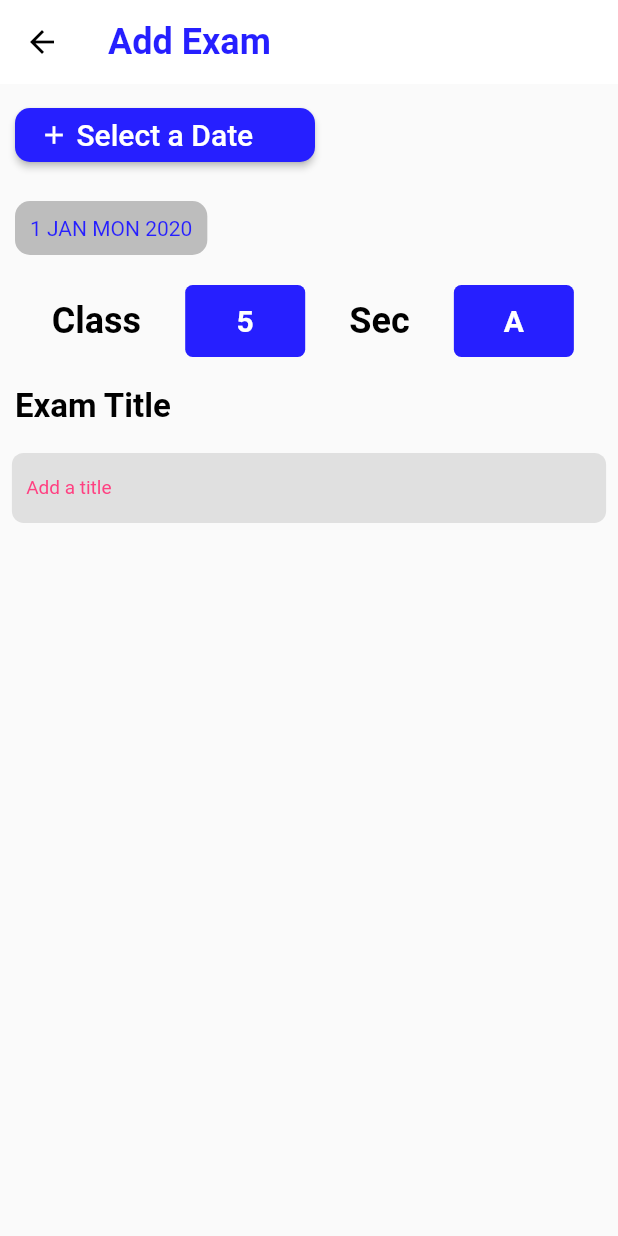
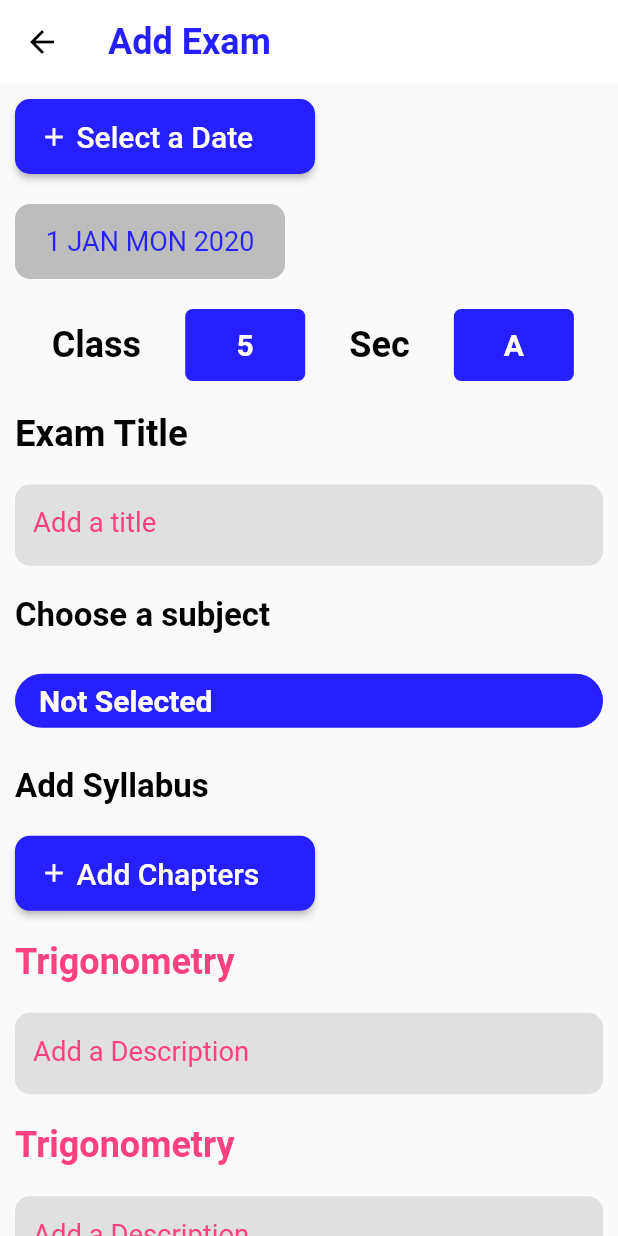
Before and after one commit to joardar-aditya/Home-Classroom, a Flutter app: the add_exam screen opened directly, on a phone screen of 412 x 824 dp. Run offline on Flutter 3.47's test engine with Material 2 defaults, Android fonts, the phone set to English and light mode, and no system bars; our stand-ins replace flutter_screenutil, shared_preferences; missing offline and left inert: calendarro; accounts and stored records are empty.

Commit message:
upto exams done...first commit done

```diff
--- a/studieteacher/lib/exams/add_exam.dart
+++ b/studieteacher/lib/exams/add_exam.dart
@@ -45,16 +45,10 @@ class _state_add_exam extends State<add_exam>{
         title: Text("Add Exam", style: TextStyle(color: Color(0xff261FFF), fontSize: 24, fontWeight: FontWeight.bold),),
         elevation: 0.0,
       ),
-      body: Column(
-        mainAxisSize: MainAxisSize.max,
-        mainAxisAlignment: MainAxisAlignment.start,
-        crossAxisAlignment: CrossAxisAlignment.start,
+      body: ListView(
         children: <Widget>[
-          FittedBox(fit:BoxFit.contain,child:
-          Container(
-            width: 200,
-            margin: EdgeInsets.symmetric(horizontal:10,vertical: 10),
-            child: RaisedButton(
+          Column(crossAxisAlignment:CrossAxisAlignment.start,children:[
+          Container(margin:EdgeInsets.all(10),child:SizedBox(width: 200, height:50, child:RaisedButton(
               onPressed: () {Navigator.push(context, MaterialPageRoute(builder: (context) => add_exam()));},
               shape: RoundedRectangleBorder(borderRadius: BorderRadius.circular(10)),
               color:Colors_pack.color,
@@ -65,8 +59,9 @@ class _state_add_exam extends State<add_exam>{
                   Text('Select a Date', style: TextStyle(color: Colors.white, fontSize: 20),),)],
               ),
             ),
-          )),
-          FittedBox(fit:BoxFit.contain, child:
+          ))]),
+            Column(crossAxisAlignment:CrossAxisAlignment.start,children:[
+            SizedBox(width:200,height:70,child:
             Container(
               decoration: BoxDecoration(
                 color: Colors.grey[400],
@@ -75,12 +70,9 @@ class _state_add_exam extends State<add_exam>{
               margin: EdgeInsets.all(10),
               padding: EdgeInsets.all(10),
               child: Center(
-                child: Text('1 JAN MON 2020', style: TextStyle(color: Colors_pack.color),),
+                child: Text('1 JAN MON 2020', style: TextStyle(color: Colors_pack.color, fontSize: 18),),
               ),
-            ),
-
-          ),
-          Flexible(flex:2,child:
+            ))]),
           Container(
               margin: EdgeInsets.all(10),
               child:
@@ -150,27 +142,84 @@ class _state_add_exam extends State<add_exam>{
 
 
             ],
-          ))
-          ),
-          Flexible(flex:1,child:
+          )),
           Container(
             margin: EdgeInsets.all(10),
-            child: Text('Exam Title', style: TextStyle(color: Colors.black, fontSize: 22, fontWeight: FontWeight.bold),),
-          )),
-          Flexible(
-            child:FittedBox(fit:BoxFit.contain,child: Container(
-              height: 100,
-              width: 500,
-              margin:EdgeInsets.all(10),child:TextField(
+            child: Text('Exam Title', style: TextStyle(color: Colors.black, fontSize: ScreenUtil().setSp(64), fontWeight: FontWeight.bold),),
+          ),
+        Container(
+              height: ScreenUtil().setHeight(150),
+              margin:EdgeInsets.all(10),child:TextFormField(
               decoration: InputDecoration(
                 fillColor: Colors.grey[300],
                 filled: true,
                 hintText: "Add a title",
-                hintStyle: TextStyle(color: Colors.pinkAccent),
+                hintStyle: TextStyle(color: Colors.pinkAccent, fontSize:ScreenUtil().setSp(48)),
                 border: OutlineInputBorder(borderSide: BorderSide(width:0.0, style: BorderStyle.none),borderRadius: BorderRadius.circular(10))
               ),
             ),
-          )))
+          ),
+          Container(
+            margin: EdgeInsets.all(10),
+            child: Text('Choose a subject', style: TextStyle(color: Colors.black, fontSize: 22, fontWeight: FontWeight.bold),),
+          ),
+         Container(
+            margin: EdgeInsets.all(10),
+            child: RaisedButton(
+                shape: RoundedRectangleBorder(borderRadius: BorderRadius.circular(20)),
+                color:Colors_pack.color, disabledColor: Colors_pack.color, child:
+            Container(alignment:Alignment.centerLeft,child:Text('Not Selected', style: TextStyle(color: Colors.white, fontSize: 20, fontWeight: FontWeight.bold),))),
+          ),
+          Container(
+            margin: EdgeInsets.all(10),
+            child: Text('Add Syllabus', style: TextStyle(color: Colors.black, fontSize: 22, fontWeight: FontWeight.bold),),
+          ),
+          Column(crossAxisAlignment:CrossAxisAlignment.start,children:[
+            Container(margin:EdgeInsets.all(10),child:SizedBox(width: 200, height:50, child:RaisedButton(
+              onPressed: () {Navigator.push(context, MaterialPageRoute(builder: (context) => add_exam()));},
+              shape: RoundedRectangleBorder(borderRadius: BorderRadius.circular(10)),
+              color:Colors_pack.color,
+              disabledColor: Colors_pack.color,
+              child: Row(
+                children: <Widget>[Icon(Icons.add, color: Colors.white,size: 20,),
+                  Container(margin: EdgeInsets.symmetric(horizontal:5),child:
+                  Text('Add Chapters', style: TextStyle(color: Colors.white, fontSize: 20),),)],
+              ),
+            ),
+            ))]),
+      ConstrainedBox(
+          constraints: BoxConstraints(maxHeight: 1000),
+          child:
+        ListView.builder(shrinkWrap:true, physics:NeverScrollableScrollPhysics(),itemCount:4,itemBuilder: (context, item) {
+              return Container(
+                child:Column(
+                  crossAxisAlignment: CrossAxisAlignment.start,
+                  children: <Widget>[
+                    Container(
+                      margin: EdgeInsets.all(10),
+                      child:Text('Trigonometry', style: TextStyle(color:Colors.pinkAccent, fontSize: 24, fontWeight: FontWeight.bold),)
+                    ),
+                    Container(
+                      height: ScreenUtil().setHeight(150),
+                      margin:EdgeInsets.all(10),child:TextFormField(
+                      decoration: InputDecoration(
+                          fillColor: Colors.grey[300],
+                          filled: true,
+                          hintText: "Add a Description",
+                          hintStyle: TextStyle(color: Colors.pinkAccent, fontSize:ScreenUtil().setSp(48)),
+                          border: OutlineInputBorder(borderSide: BorderSide(width:0.0, style: BorderStyle.none),borderRadius: BorderRadius.circular(10))
+                      ),
+                    ),
+                    ),
+
+                  ],
+                )
+              );
+            }
+          ))
+
+
+
         ],
       ),
 
--- a/studieteacher/lib/main.dart
+++ b/studieteacher/lib/main.dart
@@ -1,4 +1,5 @@
 import 'package:flutter/material.dart';
+import 'package:flutter_screenutil/flutter_screenutil.dart';
 import 'package:studieteacher/sign_in.dart';
 
 void main() => runApp(MyApp());
@@ -7,6 +8,8 @@ class MyApp extends StatelessWidget {
   // This widget is the root of your application.
   @override
   Widget build(BuildContext context) {
+
+
     return MaterialApp(
       debugShowCheckedModeBanner: false,
       title: 'Flutter Demo',
@@ -55,6 +58,7 @@ class _MyHomePageState extends State<MyHomePage> {
     // The Flutter framework has been optimized to make rerunning build methods
     // fast, so that you can just rebuild anything that needs updating rather
     // than having to individually change instances of widgets.
+    ScreenUtil.init(context, width: 1080, height: 2280, allowFontScaling: true);
     return Scaffold(
       body: Column(
         mainAxisAlignment: MainAxisAlignment.spaceBetween,
```
